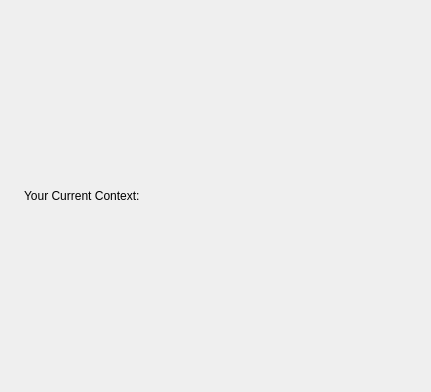
Before: the Qt Designer form resources/dialog.ui in ymesh/tk-entities, drawn with Qt 5.
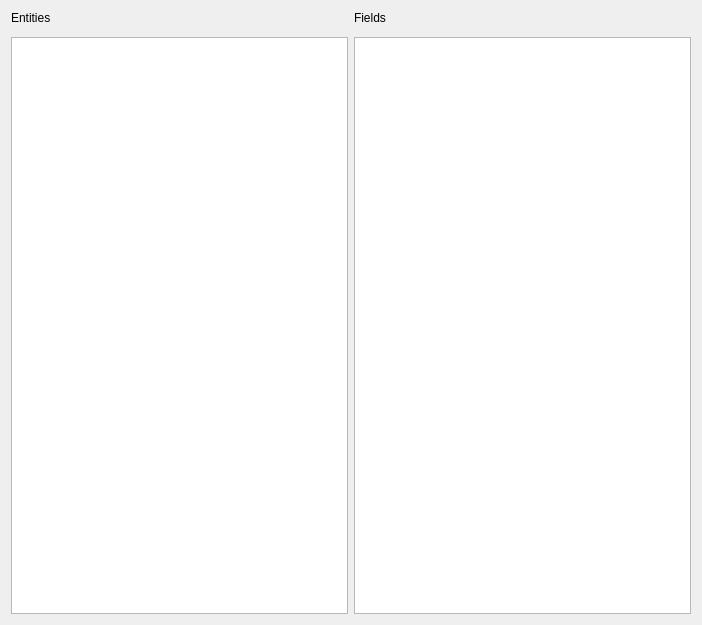
After: the same form once the commit is applied. Icons and pictures are not drawn. Custom widgets are drawn as their Qt base class.

Patch:
```diff
--- a/resources/dialog.ui
+++ b/resources/dialog.ui
@@ -6,8 +6,8 @@
    <rect>
     <x>0</x>
     <y>0</y>
-    <width>431</width>
-    <height>392</height>
+    <width>702</width>
+    <height>625</height>
    </rect>
   </property>
   <property name="windowTitle">
@@ -15,17 +15,42 @@
   </property>
   <layout class="QHBoxLayout" name="horizontalLayout">
    <item>
-    <widget class="QLabel" name="logo_example">
+    <layout class="QVBoxLayout" name="ent_vlay" stretch="0,0,1">
+     <item>
+      <widget class="QLabel" name="ent_label">
+       <property name="sizePolicy">
+        <sizepolicy hsizetype="Expanding" vsizetype="Expanding">
+         <horstretch>0</horstretch>
+         <verstretch>0</verstretch>
+        </sizepolicy>
+       </property>
      <property name="text">
-      <string/>
-     </property>
-     <property name="pixmap">
-      <pixmap resource="resources.qrc">:/res/sg_logo.png</pixmap>
+        <string>Entities</string>
+       </property>
+       <property name="alignment">
+        <set>Qt::AlignLeading|Qt::AlignLeft|Qt::AlignVCenter</set>
      </property>
     </widget>
    </item>
    <item>
-    <widget class="QLabel" name="context">
+      <widget class="SearchWidget" name="ent_search" native="true">
+       <property name="baseSize">
+        <size>
+         <width>0</width>
+         <height>0</height>
+        </size>
+       </property>
+      </widget>
+     </item>
+     <item>
+      <widget class="QListWidget" name="ent_listWidget"/>
+     </item>
+    </layout>
+   </item>
+   <item>
+    <layout class="QVBoxLayout" name="fld_vlay" stretch="0,0,1">
+     <item>
+      <widget class="QLabel" name="fld_label">
      <property name="sizePolicy">
       <sizepolicy hsizetype="Expanding" vsizetype="Expanding">
        <horstretch>0</horstretch>
@@ -33,15 +58,31 @@
       </sizepolicy>
      </property>
      <property name="text">
-      <string>Your Current Context: </string>
+        <string>Fields</string>
      </property>
      <property name="alignment">
       <set>Qt::AlignLeading|Qt::AlignLeft|Qt::AlignVCenter</set>
      </property>
     </widget>
    </item>
-  </layout>
+     <item>
+      <widget class="SearchWidget" name="fld_search" native="true"/>
+     </item>
+     <item>
+      <widget class="QListWidget" name="fld_listWidget"/>
+     </item>
+    </layout>
+   </item>
+  </layout>
  </widget>
+ <customwidgets>
+  <customwidget>
+   <class>SearchWidget</class>
+   <extends>QWidget</extends>
+   <header>searchwidget.h</header>
+   <container>1</container>
+  </customwidget>
+ </customwidgets>
  <resources>
   <include location="resources.qrc"/>
  </resources>
```
Lines whose indentation alone changed are shown as unchanged.
